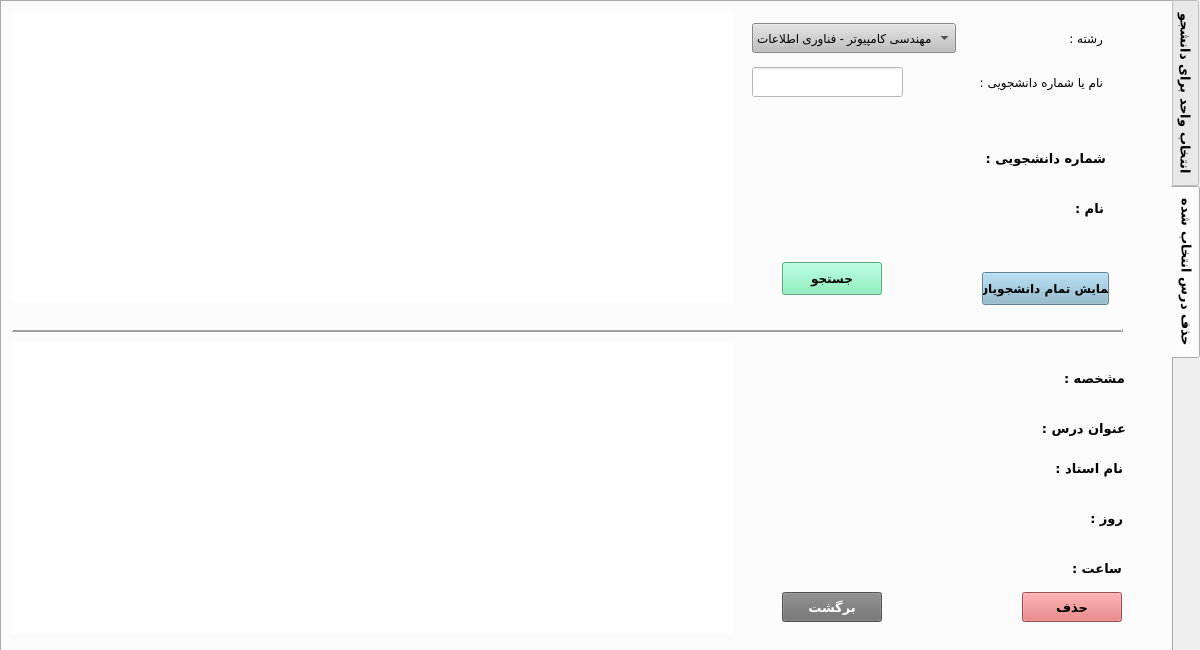
AliRn76/Student-Portal, file entekhabvaheddialog.ui: the form before one commit.
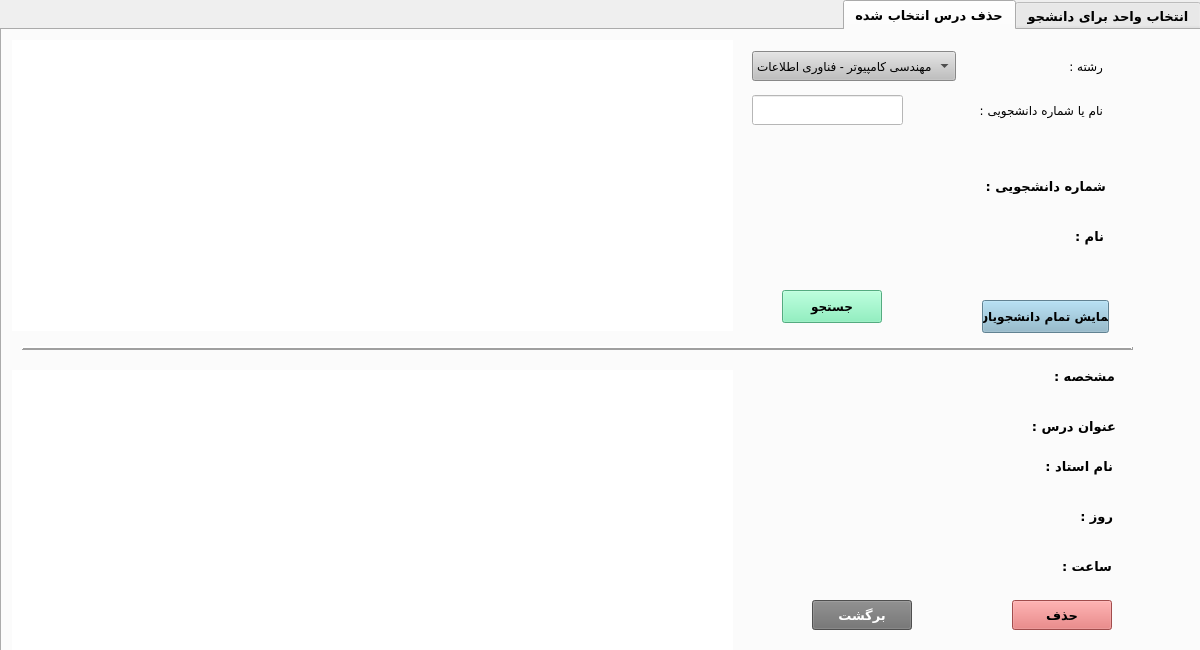
The form after the commit. The open tabs and pages were chosen to show the change.

Commit message: 98-6-14 - RightToLeft EntekhabVahed fix shod

```diff
--- a/entekhabvaheddialog.ui
+++ b/entekhabvaheddialog.ui
@@ -30,8 +30,11 @@
      <bold>true</bold>
     </font>
    </property>
+   <property name="layoutDirection">
+    <enum>Qt::RightToLeft</enum>
+   </property>
    <property name="tabPosition">
-    <enum>QTabWidget::East</enum>
+    <enum>QTabWidget::North</enum>
    </property>
    <property name="currentIndex">
     <number>0</number>
@@ -1222,7 +1225,7 @@
       <rect>
        <x>0</x>
        <y>0</y>
-       <width>1151</width>
+       <width>1191</width>
        <height>651</height>
       </rect>
      </property>
@@ -1234,6 +1237,9 @@
        <bold>true</bold>
       </font>
      </property>
+     <property name="layoutDirection">
+      <enum>Qt::LeftToRight</enum>
+     </property>
      <property name="currentIndex">
       <number>0</number>
      </property>
@@ -1439,8 +1445,8 @@
       <widget class="Line" name="line">
        <property name="geometry">
         <rect>
-         <x>10</x>
-         <y>320</y>
+         <x>20</x>
+         <y>310</y>
          <width>1111</width>
          <height>16</height>
         </rect>
@@ -1539,8 +1545,8 @@
       <widget class="QPushButton" name="pushButton_backTab2">
        <property name="geometry">
         <rect>
-         <x>780</x>
-         <y>590</y>
+         <x>810</x>
+         <y>570</y>
          <width>100</width>
          <height>30</height>
         </rect>
@@ -1570,8 +1576,8 @@
       <widget class="QPushButton" name="pushButton_removeTab2">
        <property name="geometry">
         <rect>
-         <x>1020</x>
-         <y>590</y>
+         <x>1010</x>
+         <y>570</y>
          <width>100</width>
          <height>30</height>
         </rect>
@@ -1678,8 +1684,8 @@
       <widget class="QWidget" name="layoutWidget">
        <property name="geometry">
         <rect>
-         <x>862</x>
-         <y>360</y>
+         <x>852</x>
+         <y>330</y>
          <width>261</width>
          <height>32</height>
         </rect>
@@ -1819,8 +1825,8 @@
       <widget class="QWidget" name="layoutWidget">
        <property name="geometry">
         <rect>
-         <x>863</x>
-         <y>410</y>
+         <x>853</x>
+         <y>380</y>
          <width>261</width>
          <height>32</height>
         </rect>
@@ -1866,8 +1872,8 @@
       <widget class="QWidget" name="layoutWidget">
        <property name="geometry">
         <rect>
-         <x>860</x>
-         <y>500</y>
+         <x>850</x>
+         <y>470</y>
          <width>261</width>
          <height>32</height>
         </rect>
@@ -1913,8 +1919,8 @@
       <widget class="QWidget" name="layoutWidget">
        <property name="geometry">
         <rect>
-         <x>859</x>
-         <y>550</y>
+         <x>849</x>
+         <y>520</y>
          <width>261</width>
          <height>32</height>
         </rect>
@@ -1960,8 +1966,8 @@
       <widget class="QWidget" name="layoutWidget_2">
        <property name="geometry">
         <rect>
-         <x>860</x>
-         <y>450</y>
+         <x>850</x>
+         <y>420</y>
          <width>261</width>
          <height>32</height>
         </rect>
```
Left out of the diff: 5 changed lines with no effect on the pictures. The commit also changes 1 other file.
